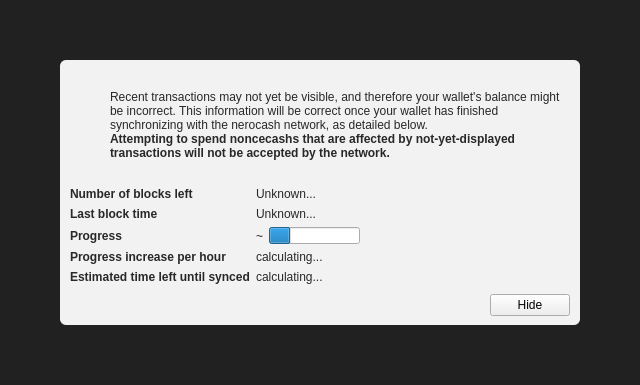
termucoin/dogecoin, file src/qt/forms/modaloverlay.ui: the form before one commit.
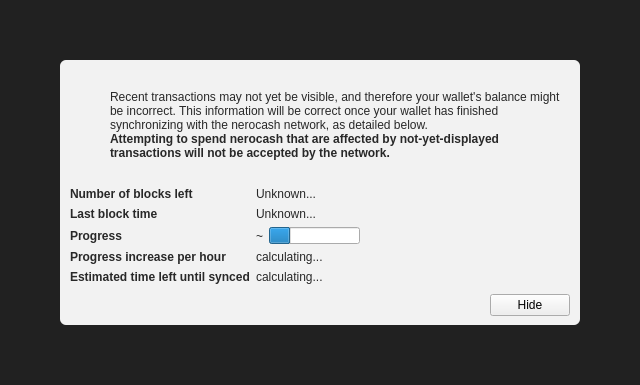
The form after the commit. Icons and pictures are not drawn. Custom widgets are drawn as their Qt base class.

The edit to the form file:
```diff
--- a/src/qt/forms/modaloverlay.ui
+++ b/src/qt/forms/modaloverlay.ui
@@ -149,7 +149,7 @@
                 </font>
                </property>
                <property name="text">
-                <string>Attempting to spend noncecashs that are affected by not-yet-displayed transactions will not be accepted by the network.</string>
+                <string>Attempting to spend nerocash that are affected by not-yet-displayed transactions will not be accepted by the network.</string>
                </property>
                <property name="textFormat">
                 <enum>Qt::RichText</enum>
```
